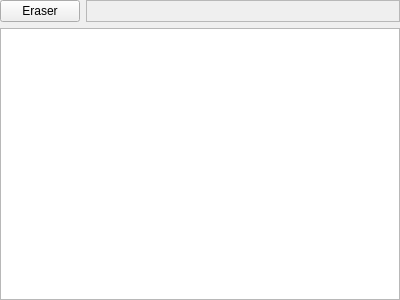
Before: the Qt Designer form krita/plugins/paintops/libpaintop/forms/wdgCompositeOpOption.ui in KDE/krita, drawn with Qt 5.
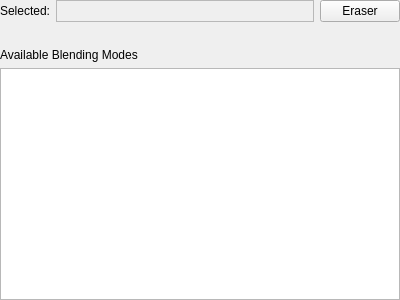
After: the same form once the commit is applied. Custom widgets are drawn as their Qt base class.

Commit message:
Improve layout of the composite op option
Patch by Scott Petrovic

What changed in the file:
```diff
--- a/krita/plugins/paintops/libpaintop/forms/wdgCompositeOpOption.ui
+++ b/krita/plugins/paintops/libpaintop/forms/wdgCompositeOpOption.ui
@@ -17,19 +17,22 @@
    <item>
     <layout class="QHBoxLayout" name="horizontalLayout">
      <item>
-      <widget class="QPushButton" name="bnEraser">
-       <property name="text">
-        <string>Eraser</string>
+      <widget class="QLabel" name="label_2">
+       <property name="sizePolicy">
+        <sizepolicy hsizetype="Minimum" vsizetype="Preferred">
+         <horstretch>0</horstretch>
+         <verstretch>0</verstretch>
+        </sizepolicy>
        </property>
-       <property name="checkable">
-        <bool>true</bool>
+       <property name="text">
+        <string>Selected:</string>
        </property>
       </widget>
      </item>
      <item>
       <widget class="QLabel" name="lbChoosenMode">
        <property name="sizePolicy">
-        <sizepolicy hsizetype="Preferred" vsizetype="Preferred">
+        <sizepolicy hsizetype="Minimum" vsizetype="Preferred">
          <horstretch>1</horstretch>
          <verstretch>0</verstretch>
         </sizepolicy>
@@ -57,8 +60,47 @@
        </property>
       </widget>
      </item>
+     <item>
+      <widget class="QPushButton" name="bnEraser">
+       <property name="sizePolicy">
+        <sizepolicy hsizetype="Minimum" vsizetype="Fixed">
+         <horstretch>0</horstretch>
+         <verstretch>0</verstretch>
+        </sizepolicy>
+       </property>
+       <property name="text">
+        <string>Eraser</string>
+       </property>
+       <property name="checkable">
+        <bool>true</bool>
+       </property>
+      </widget>
+     </item>
     </layout>
    </item>
+   <item>
+    <spacer name="verticalSpacer">
+     <property name="orientation">
+      <enum>Qt::Vertical</enum>
+     </property>
+     <property name="sizeType">
+      <enum>QSizePolicy::Fixed</enum>
+     </property>
+     <property name="sizeHint" stdset="0">
+      <size>
+       <width>20</width>
+       <height>20</height>
+      </size>
+     </property>
+    </spacer>
+   </item>
+   <item>
+    <widget class="QLabel" name="label">
+     <property name="text">
+      <string>Available Blending Modes</string>
+     </property>
+    </widget>
+   </item>
    <item>
     <widget class="KisCompositeOpListWidget" name="list"/>
    </item>
```
Left out of the diff: 11 changed lines with no effect on the pictures.
